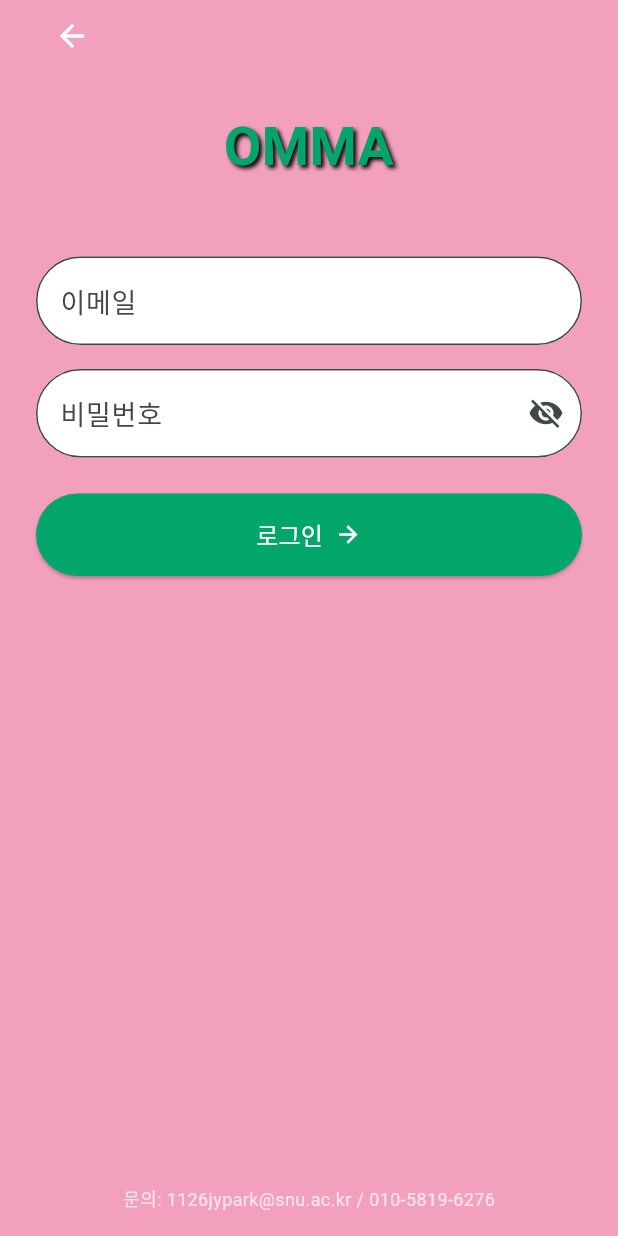
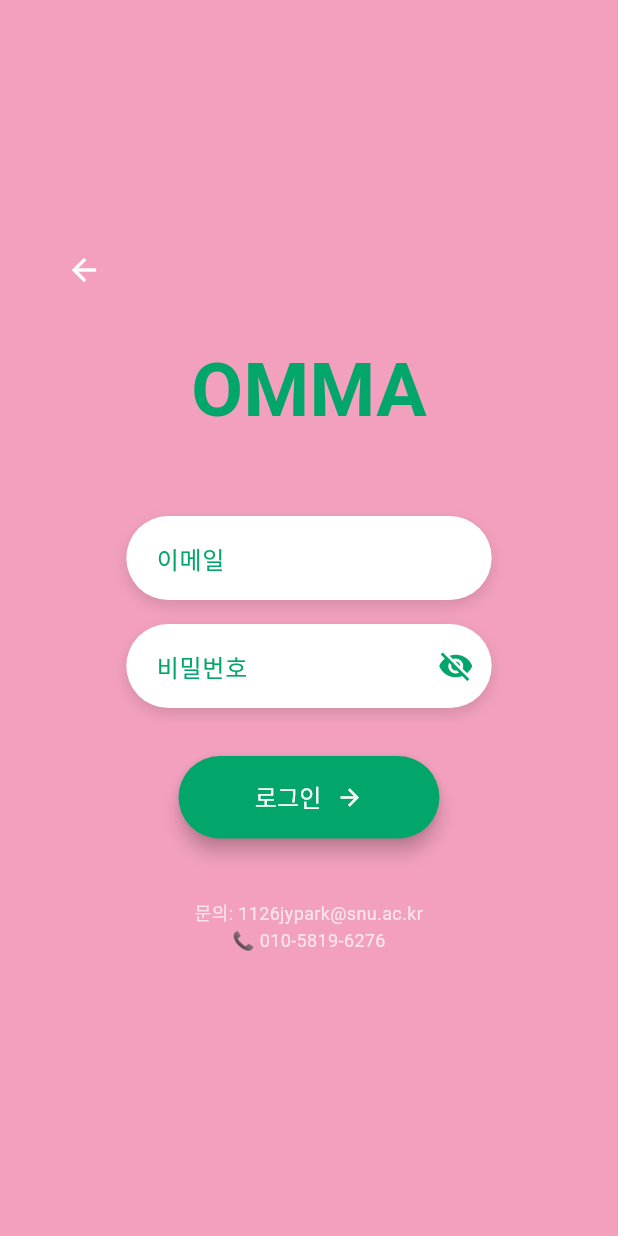
Before and after one commit to nytrio-112/OMMA_team_sketch, a Flutter app: the screen it shows after launch, after a tap on "로그인", on a phone screen of 412 x 824 dp. Run offline on Flutter 3.47's test engine with Material 3 defaults, Android fonts, the phone set to English and light mode, and no system bars; our stand-ins replace cloud_firestore, firebase_auth, firebase_core; accounts and stored records are empty; Roboto replaces fonts that are missing (OmmaLogoFont); statements that could not run were skipped; project files that could hold a hidden picture were left out.

Commit message:
250722/지윤/Dawoon1 과의 conflict 해결

```diff
--- a/lib/screens/0_intro/intro_screen.dart
+++ b/lib/screens/0_intro/intro_screen.dart
@@ -1,4 +1,6 @@
 import 'package:flutter/material.dart';
+import '../constants/colors.dart';
+import '../constants/text_style.dart';
 
 class IntroScreen extends StatelessWidget {
   const IntroScreen({super.key});
@@ -6,24 +8,92 @@ class IntroScreen extends StatelessWidget {
   @override
   Widget build(BuildContext context) {
     return Scaffold(
-      body: Center(
+      backgroundColor: OmmaColors.pink,
+      body: SafeArea(
+        child: Center(
           child: Column(
             mainAxisAlignment: MainAxisAlignment.center,
             children: [
+              // 로고
+              const Text('OMMA', style: OmmaTextStyles.logo),
+              const SizedBox(height: 60),
+
+              // 로그인 버튼
+              ElevatedButton(
+                onPressed: () {
+                  Navigator.pushNamed(context, '/login');
+                },
+                style: ButtonStyle(
+                  backgroundColor: WidgetStateProperty.all(Colors.white),
+                  foregroundColor: WidgetStateProperty.all(OmmaColors.green),
+                  shadowColor: WidgetStateProperty.resolveWith((states) {
+                    if (states.contains(WidgetState.pressed)) {
+                      return OmmaColors.green;
+                    }
+                    return Colors.transparent;
+                  }),
+                  elevation: WidgetStateProperty.resolveWith((states) {
+                    if (states.contains(WidgetState.pressed)) {
+                      return 5.0;
+                    }
+                    return 0.0;
+                  }),
+                  minimumSize: WidgetStateProperty.all(const Size(250, 60)),
+                  shape: WidgetStateProperty.all(
+                    RoundedRectangleBorder(
+                      borderRadius: BorderRadius.circular(30),
+                    ),
+                  ),
+                  textStyle: WidgetStateProperty.all(
+                    const TextStyle(
+                      fontSize: 16,
+                      fontWeight: FontWeight.bold,
+                      fontFamily: 'OmmaBodyFont',
+                    ),
+                  ),
+                ),
+                child: const Text('로그인'),
+              ),
+
+              const SizedBox(height: 20), // 버튼 간 간격
+              // 회원가입 버튼
               ElevatedButton(
                 onPressed: () {
                   Navigator.pushNamed(context, '/signup');
                 },
+                style: ButtonStyle(
+                  backgroundColor: WidgetStateProperty.all(Colors.white),
+                  foregroundColor: WidgetStateProperty.all(OmmaColors.green),
+                  shadowColor: WidgetStateProperty.resolveWith((states) {
+                    if (states.contains(WidgetState.pressed)) {
+                      return OmmaColors.green;
+                    }
+                    return Colors.transparent;
+                  }),
+                  elevation: WidgetStateProperty.resolveWith((states) {
+                    if (states.contains(WidgetState.pressed)) {
+                      return 5.0;
+                    }
+                    return 0.0;
+                  }),
+                  minimumSize: WidgetStateProperty.all(const Size(250, 60)),
+                  shape: WidgetStateProperty.all(
+                    RoundedRectangleBorder(
+                      borderRadius: BorderRadius.circular(30),
+                    ),
+                  ),
+                  textStyle: WidgetStateProperty.all(
+                    const TextStyle(
+                      fontSize: 16,
+                      fontWeight: FontWeight.bold,
+                      fontFamily: 'OmmaBodyFont',
+                    ),
+                  ),
+                ),
                 child: const Text('회원가입'),
               ),
-            const SizedBox(height: 16),
-            ElevatedButton(
-              onPressed: () {
-                 Navigator.pushNamed(context, '/login');
-              },
-              child: const Text('로그인'),
+            ],
           ),
-          ],
         ),
       ),
     );
--- a/lib/screens/0_intro/login_screen.dart
+++ b/lib/screens/0_intro/login_screen.dart
@@ -1,6 +1,6 @@
 import 'package:flutter/material.dart';
 import 'package:firebase_auth/firebase_auth.dart';
-import 'package:my_first_app/constants/colors.dart'; // 색상 상수 정의한 곳
+import 'package:my_first_app/constants/colors.dart';
 
 class LoginScreen extends StatefulWidget {
   const LoginScreen({super.key});
@@ -27,13 +27,12 @@ class _LoginScreenState extends State<LoginScreen> {
     final email = _emailController.text.trim();
     final password = _passwordController.text.trim();
 
-    // ✅ 입력값 검증
     if (email.isEmpty || password.isEmpty) {
-      _showMessage("모든 정보를 입력해주세요");
+      _showMessage("정보를 입력해주세요");
       return;
     }
     if (!email.contains('@') || !email.contains('.')) {
-      _showMessage("이메일 형식을 지켜주세요");
+      _showMessage("올바른 이메일 주소가 아닙니다");
       return;
     }
 
@@ -43,9 +42,9 @@ class _LoginScreenState extends State<LoginScreen> {
       Navigator.pushReplacementNamed(context, '/mypage');
     } on FirebaseAuthException catch (e) {
       if (e.code == 'user-not-found') {
-        _showMessage("사용자 정보를 찾을 수 없습니다. 메인 페이지로 돌아가 회원가입을 진행해주세요.");
+        _showMessage("사용자 정보를 찾을 수 없습니다. 회원가입을 진행해주세요.");
       } else if (e.code == 'wrong-password') {
-        _showMessage("비밀번호가 틀렸습니다. 비밀번호가 기억나지 않는 경우, 아래 연락처로 문의 바랍니다.");
+        _showMessage("비밀번호가 일치하지 않습니다. 다시 시도해주세요.");
       } else {
         _showMessage("로그인에 실패했습니다. 다시 시도해주세요.");
       }
@@ -54,19 +53,128 @@ class _LoginScreenState extends State<LoginScreen> {
     }
   }
 
+  Widget _buildTextField(TextEditingController controller, String hintText) {
+    return FractionallySizedBox(
+      widthFactor: 0.7,
+      child: Container(
+        margin: const EdgeInsets.symmetric(vertical: 8),
+        decoration: BoxDecoration(
+          color: Colors.white,
+          borderRadius: BorderRadius.circular(30),
+          boxShadow: [
+            BoxShadow(
+              color: Colors.black12,
+              blurRadius: 8,
+              offset: Offset(0, 4),
+            ),
+          ],
+        ),
+        child: TextField(
+          controller: controller,
+          style: const TextStyle(color: OmmaColors.green, fontSize: 16),
+          decoration: InputDecoration(
+            hintText: hintText,
+            hintStyle: const TextStyle(color: OmmaColors.green),
+            border: InputBorder.none,
+            contentPadding: const EdgeInsets.symmetric(
+              horizontal: 20,
+              vertical: 16,
+            ),
+          ),
+        ),
+      ),
+    );
+  }
+
+  Widget _buildPasswordField() {
+    return FractionallySizedBox(
+      widthFactor: 0.7,
+      child: Container(
+        margin: const EdgeInsets.symmetric(vertical: 8),
+        decoration: BoxDecoration(
+          color: Colors.white,
+          borderRadius: BorderRadius.circular(30),
+          boxShadow: [
+            BoxShadow(
+              color: Colors.black12,
+              blurRadius: 8,
+              offset: Offset(0, 4),
+            ),
+          ],
+        ),
+        child: TextField(
+          controller: _passwordController,
+          obscureText: _obscurePassword,
+          style: const TextStyle(color: OmmaColors.green, fontSize: 16),
+          decoration: InputDecoration(
+            hintText: '비밀번호',
+            hintStyle: const TextStyle(color: OmmaColors.green),
+            border: InputBorder.none,
+            contentPadding: const EdgeInsets.symmetric(
+              horizontal: 20,
+              vertical: 16,
+            ),
+            suffixIcon: IconButton(
+              icon: Icon(
+                _obscurePassword ? Icons.visibility_off : Icons.visibility,
+                color: OmmaColors.green,
+              ),
+              onPressed: () {
+                setState(() => _obscurePassword = !_obscurePassword);
+              },
+            ),
+          ),
+        ),
+      ),
+    );
+  }
+
+  Widget _buildLoginButton() {
+    return FractionallySizedBox(
+      widthFactor: 0.5,
+      child: ElevatedButton(
+        onPressed: _isLoading ? null : _signIn,
+        style: ElevatedButton.styleFrom(
+          backgroundColor: OmmaColors.green,
+          shape: RoundedRectangleBorder(
+            borderRadius: BorderRadius.circular(30),
+          ),
+          elevation: 5,
+          padding: const EdgeInsets.symmetric(vertical: 16),
+        ),
+        child: _isLoading
+            ? const CircularProgressIndicator(color: Colors.white)
+            : const Row(
+                mainAxisSize: MainAxisSize.min,
+                mainAxisAlignment: MainAxisAlignment.center,
+                children: [
+                  Text(
+                    '로그인',
+                    style: TextStyle(fontSize: 16, color: Colors.white),
+                  ),
+                  SizedBox(width: 10),
+                  Icon(Icons.arrow_forward, color: Colors.white),
+                ],
+              ),
+      ),
+    );
+  }
+
   @override
   Widget build(BuildContext context) {
     return Scaffold(
       backgroundColor: OmmaColors.pink,
       body: SafeArea(
-        child: Padding(
-          padding: const EdgeInsets.symmetric(horizontal: 24.0),
+        child: Center(
+          child: SingleChildScrollView(
+            padding: const EdgeInsets.only(
+              top: 8,
+              left: 32,
+              right: 32,
+              bottom: 40,
+            ),
             child: Column(
-            mainAxisAlignment: MainAxisAlignment.spaceBetween,
-            children: [
-              // 상단: 뒤로가기 + 로고 + 입력 폼 + 버튼
-              Column(
-                crossAxisAlignment: CrossAxisAlignment.stretch,
+              mainAxisSize: MainAxisSize.min,
               children: [
                 Align(
                   alignment: Alignment.centerLeft,
@@ -75,95 +183,36 @@ class _LoginScreenState extends State<LoginScreen> {
                     onPressed: () => Navigator.pop(context),
                   ),
                 ),
-                  const SizedBox(height: 24),
-                  const Center(
-                    child: Text(
+                const SizedBox(height: 20),
+                const Text(
                   'OMMA',
                   style: TextStyle(
-                        fontFamily: 'OmmaLogoFont', // 폰트 적용 여부에 따라 생략 가능
-                        fontSize: 36,
+                    fontFamily: 'OmmaLogoFont',
+                    fontSize: 50,
                     color: OmmaColors.green,
                     fontWeight: FontWeight.bold,
-                        shadows: [Shadow(offset: Offset(2, 2), blurRadius: 3)],
                   ),
                 ),
-                  ),
-                  const SizedBox(height: 48),
-                  TextField(
-                    controller: _emailController,
-                    decoration: InputDecoration(
-                      filled: true,
-                      fillColor: Colors.white,
-                      labelText: '이메일',
-                      border: OutlineInputBorder(
-                        borderRadius: BorderRadius.circular(32),
-                      ),
-                    ),
-                  ),
-                  const SizedBox(height: 16),
-                  TextField(
-                    controller: _passwordController,
-                    obscureText: _obscurePassword,
-                    decoration: InputDecoration(
-                      filled: true,
-                      fillColor: Colors.white,
-                      labelText: '비밀번호',
-                      border: OutlineInputBorder(
-                        borderRadius: BorderRadius.circular(32),
-                      ),
-                      suffixIcon: IconButton(
-                        icon: Icon(
-                          _obscurePassword
-                              ? Icons.visibility_off
-                              : Icons.visibility,
-                        ),
-                        onPressed: () {
-                          setState(() => _obscurePassword = !_obscurePassword);
-                        },
-                      ),
-                    ),
-                  ),
+                const SizedBox(height: 40),
+                _buildTextField(_emailController, '이메일'),
+                _buildPasswordField(),
                 const SizedBox(height: 24),
-                  ElevatedButton(
-                    onPressed: _isLoading ? null : _signIn,
-                    style: ElevatedButton.styleFrom(
-                      backgroundColor: OmmaColors.green,
-                      shape: RoundedRectangleBorder(
-                        borderRadius: BorderRadius.circular(32),
-                      ),
-                      padding: const EdgeInsets.symmetric(vertical: 16),
-                    ),
-                    child: _isLoading
-                        ? const CircularProgressIndicator(color: Colors.white)
-                        : const Row(
-                            mainAxisAlignment: MainAxisAlignment.center,
-                            children: [
-                              Text(
-                                '로그인',
+                _buildLoginButton(),
+                const SizedBox(height: 40),
+                const Text(
+                  '문의: 1126jypark@snu.ac.kr\n📞 010-5819-6276',
+                  textAlign: TextAlign.center,
                   style: TextStyle(
-                                  color: Colors.white,
-                                  fontSize: 16,
-                                ),
-                              ),
-                              SizedBox(width: 8),
-                              Icon(Icons.arrow_forward, color: Colors.white),
-                            ],
-                          ),
-                  ),
-                ],
-              ),
-              // 하단 문의처
-              const Padding(
-                padding: EdgeInsets.only(bottom: 16),
-                child: Text(
-                  '문의: 1126jypark@snu.ac.kr / 010-5819-6276',
-                  style: TextStyle(color: Colors.white70, fontSize: 12),
+                    color: Colors.white70,
+                    fontSize: 12,
+                    height: 1.5,
                   ),
                 ),
               ],
             ),
           ),
         ),
+      ),
     );
   }
 }
```
Lines whose indentation alone changed are shown as unchanged.
